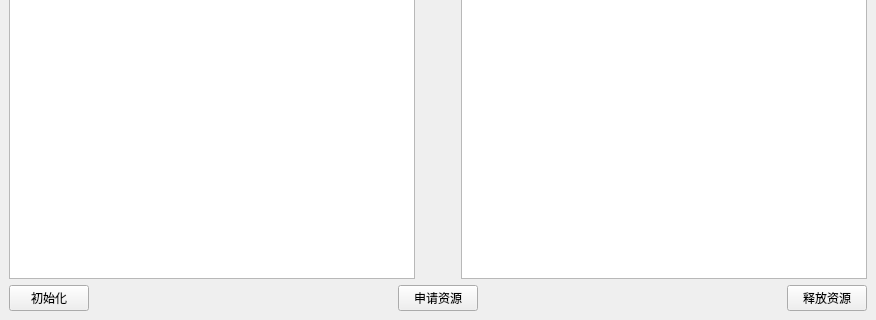
Before: the Qt Designer form Ui/Ui_MainWindow.ui in moetayuko/BankerAlgorithm, drawn with Qt 5; both pictures show x 0 to 876 and y 280 to 600 of the 876 by 600 pixel window.
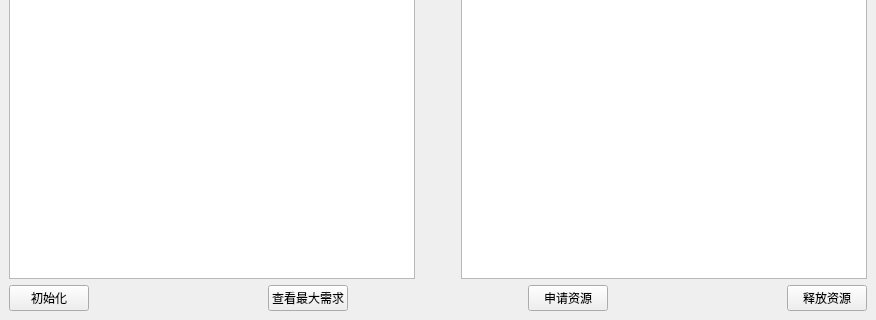
After: the same form once the commit is applied.

Commit message: Add dialog to show max need

```diff
--- a/Ui/Ui_MainWindow.ui
+++ b/Ui/Ui_MainWindow.ui
@@ -72,6 +72,26 @@
         </property>
        </widget>
       </item>
+      <item>
+       <spacer name="horizontalSpacer_4">
+        <property name="orientation">
+         <enum>Qt::Horizontal</enum>
+        </property>
+        <property name="sizeHint" stdset="0">
+         <size>
+          <width>40</width>
+          <height>20</height>
+         </size>
+        </property>
+       </spacer>
+      </item>
+      <item>
+       <widget class="QPushButton" name="maxButton">
+        <property name="text">
+         <string>查看最大需求</string>
+        </property>
+       </widget>
+      </item>
       <item>
        <spacer name="horizontalSpacer">
         <property name="orientation">
```
The commit also changes 5 other files.
